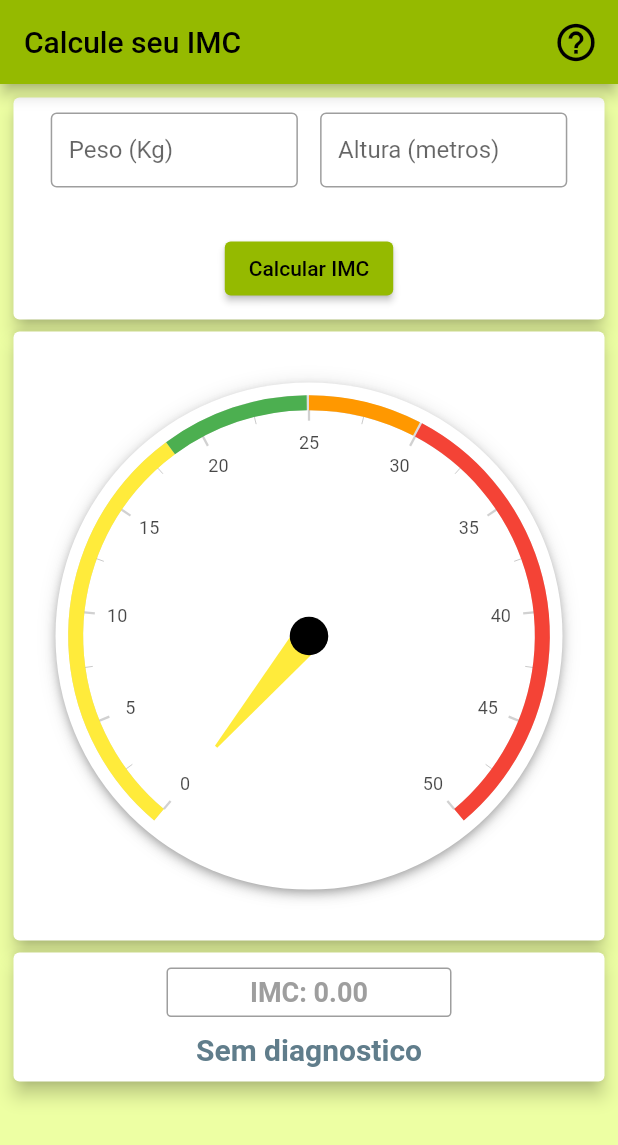
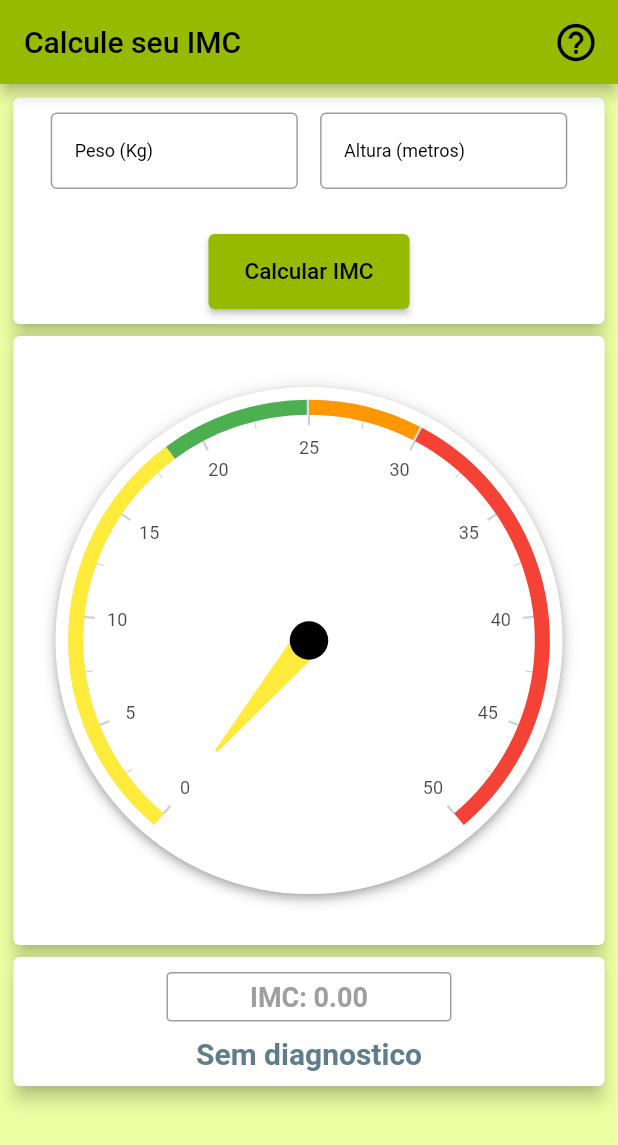
Before and after one commit to joaovitorpd/calculo_imc, a Flutter app: the screen it shows after launch, on a phone screen of 412 x 824 dp. Shown: the top 1145 px of the screen. Run offline on Flutter 3.47's test engine with Material 2 defaults, Android fonts, the phone set to English and light mode, and no system bars; drawn by our look-alikes of syncfusion_flutter_gauges; our stand-ins replace brasil_fields.

Commit message:
Adaptative fixes, styles, TextStyle adjustments and updated Runner to load in real deveice

```diff
--- a/lib/widgets/botao_padrao_acao.dart
+++ b/lib/widgets/botao_padrao_acao.dart
@@ -1,3 +1,5 @@
+// ignore_for_file: prefer_const_constructors
+
 import 'package:flutter/material.dart';
 
 class BotaoPadraoAcao extends StatelessWidget {
@@ -14,12 +16,14 @@ class BotaoPadraoAcao extends StatelessWidget {
   @override
   Widget build(BuildContext context) {
     return SizedBox(
-      //width: 200,
-      //height: 50,
       child: ElevatedButton(
+        //style: ButtonStyle(padding: ),
+        style: ElevatedButton.styleFrom(
+            padding: EdgeInsets.only(top: 16, right: 24, bottom: 16, left: 24)),
         child: const Text(
           'Calcular IMC',
           textAlign: TextAlign.center,
+          style: TextStyle(fontSize: 15),
         ),
         onPressed: () {
           funcaoDoBotao();
--- a/lib/widgets/entrada_formatada.dart
+++ b/lib/widgets/entrada_formatada.dart
@@ -16,13 +16,15 @@ class EntradaFormatada extends StatelessWidget {
   Widget build(BuildContext context) {
     return SizedBox(
       width: MediaQuery.of(context).size.width * 0.4,
-      height: 50,
-      child: TextFormField(
+      child: TextField(
+        textAlign: TextAlign.start,
         controller: controller,
         decoration: InputDecoration(
-          labelText: label,
-          border: const OutlineInputBorder(),
-        ),
+            labelText: label,
+            labelStyle: Theme.of(context).textTheme.labelMedium,
+            isDense: true,
+            border: const OutlineInputBorder(),
+            contentPadding: const EdgeInsets.all(16)),
         inputFormatters: [
           FilteringTextInputFormatter.digitsOnly,
           formatter,
```
Also changed, not shown: 1 other file.
